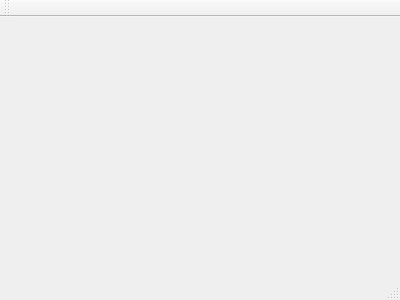
hanuomk2/UGlobalHotkey, file app/MainWindow.ui: the form before one commit.
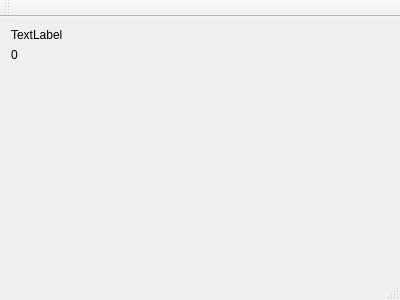
The form after the commit.

Commit message: add label to mainwindow

Diff of the .ui file:
```diff
--- a/app/MainWindow.ui
+++ b/app/MainWindow.ui
@@ -12,13 +12,58 @@
   <property name="windowTitle" >
    <string>MainWindow</string>
   </property>
-  <widget class="QMenuBar" name="menuBar" />
-  <widget class="QToolBar" name="mainToolBar" />
-  <widget class="QWidget" name="centralWidget" />
-  <widget class="QStatusBar" name="statusBar" />
+  <widget class="QWidget" name="centralWidget">
+   <layout class="QVBoxLayout" name="verticalLayout">
+    <item>
+     <widget class="QLabel" name="label">
+      <property name="text">
+       <string>TextLabel</string>
+      </property>
+     </widget>
+    </item>
+    <item>
+     <widget class="QLabel" name="label_2">
+      <property name="text">
+       <string>0</string>
+      </property>
+     </widget>
+    </item>
+    <item>
+     <spacer name="verticalSpacer">
+      <property name="orientation">
+       <enum>Qt::Vertical</enum>
+      </property>
+      <property name="sizeHint" stdset="0">
+       <size>
+        <width>20</width>
+        <height>184</height>
+       </size>
+      </property>
+     </spacer>
+    </item>
+   </layout>
+  </widget>
+  <widget class="QMenuBar" name="menuBar">
+   <property name="geometry">
+    <rect>
+     <x>0</x>
+     <y>0</y>
+     <width>400</width>
+     <height>24</height>
+    </rect>
+   </property>
+  </widget>
+  <widget class="QToolBar" name="mainToolBar">
+   <attribute name="toolBarArea">
+    <enum>TopToolBarArea</enum>
+   </attribute>
+   <attribute name="toolBarBreak">
+    <bool>false</bool>
+   </attribute>
+  </widget>
+  <widget class="QStatusBar" name="statusBar"/>
  </widget>
- <layoutDefault spacing="6" margin="11" />
- <pixmapfunction></pixmapfunction>
+ <layoutdefault spacing="6" margin="11"/>
  <resources/>
  <connections/>
 </ui>
```
Left out of the diff: 7 changed lines with no effect on the pictures. The commit also changes 5 other files.
